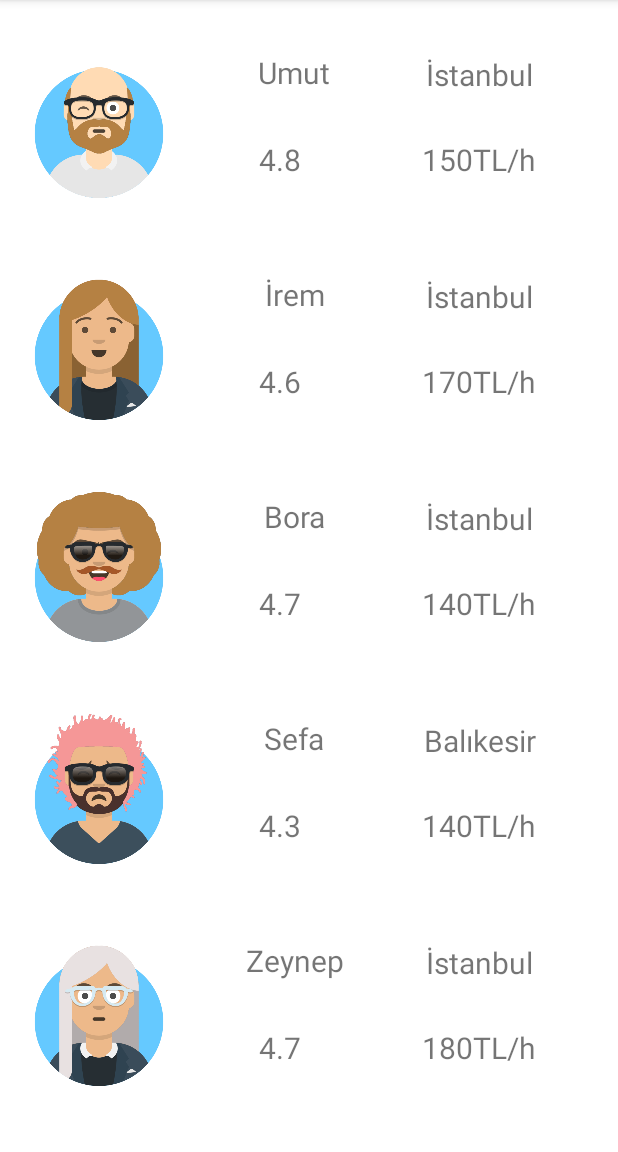
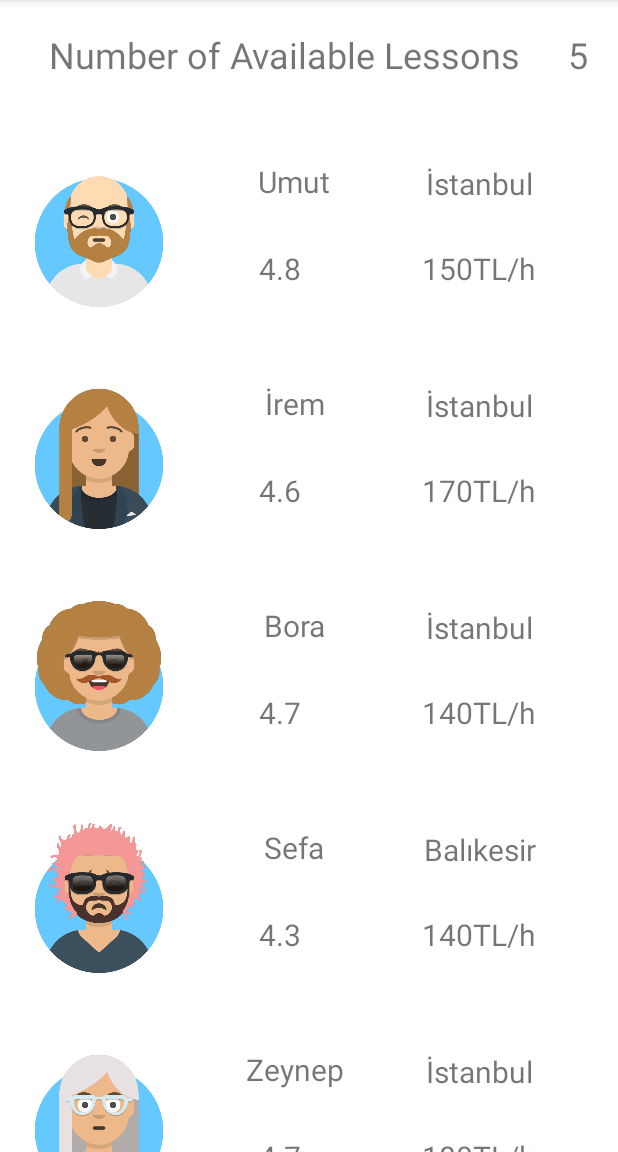
Before and after one commit to umutsuluhan/CS394, an Android app: the PrivateLessonServices screen opened through its navigation route, on a phone screen of 412 x 824 dp, the part 84-1236 px from its top. Run offline under Robolectric (Android 15) with nearby library versions, the phone set to English and light mode, and no system bars; our stand-ins replace data binding, navigation-ui.

Commit message:
Data Binding is added

```diff
--- a/app/build.gradle
+++ b/app/build.gradle
@@ -29,6 +29,9 @@ android {
     kotlinOptions {
         jvmTarget = '1.8'
     }
+    buildFeatures {
+        dataBinding true
+    }
 }
 
 dependencies {
--- a/app/src/main/java/com/example/projectt/PrivateLessonServices.kt
+++ b/app/src/main/java/com/example/projectt/PrivateLessonServices.kt
@@ -6,15 +6,18 @@ import android.view.View
 import android.view.ViewGroup
 import android.widget.ImageView
 import android.widget.TextView
+import androidx.databinding.DataBindingUtil
 import androidx.fragment.app.Fragment
 import androidx.recyclerview.widget.RecyclerView
+import com.example.projectt.databinding.PrivateLessonServicesBinding
+import com.example.projectt.model.ItemCount
 
 class PrivateLessonServices : Fragment() {
 
     override fun onCreateView(inflater: LayoutInflater, container: ViewGroup?,
                               savedInstanceState: Bundle?): View? {
 
-        val view = inflater.inflate(R.layout.private_lesson_services, container, false)
+        val binding = DataBindingUtil.inflate<PrivateLessonServicesBinding>(inflater, R.layout.private_lesson_services, container,false)
 
         val lesson1 = PrivateLesson("Umut", "İstanbul", "05442225353", 150, 4.8, photo = R.drawable.avatar1)
         val lesson2 = PrivateLesson("İrem", "İstanbul", "05443215423", 170, 4.6, photo = R.drawable.avatar2)
@@ -25,12 +28,13 @@ class PrivateLessonServices : Fragment() {
         val list = arrayListOf<PrivateLesson>(lesson1, lesson2, lesson3, lesson4, lesson5)
         val viewAdapter = LessonAdapter(list)
 
-        view.findViewById<RecyclerView>(R.id.private_lesson_list).run {
-            setHasFixedSize(true)
-            adapter = viewAdapter
-        }
+        binding.privateLessonList.setHasFixedSize(true)
+        binding.privateLessonList.adapter = viewAdapter
 
-        return view;
+
+        val dataBinding = ItemCount("Number of Available Lessons",list.size)
+        binding.countItem = dataBinding
+        return binding.root;
 
     }
 }
--- a/app/src/main/java/com/example/projectt/adapter/ItemListAdapter.kt
+++ b/app/src/main/java/com/example/projectt/adapter/ItemListAdapter.kt
@@ -16,9 +16,6 @@ class ItemListAdapter(
         private val LIST_ITEM_KEY = "LIST_ITEM"
         val textView: TextView = view.findViewById(R.id.list_item_title)
         val addressTextView: TextView = view.findViewById(R.id.list_item_address_title)
-        //val binding: ActivityFillOrderDetailsBinding = DataBindingUtil.setContentView(this,R.layout.activity_fill_order_details)
-        //val selectedListItem = intent.getSerializableExtra(LIST_ITEM_KEY) as ListItem
-        //binding. listItem =selectedListItem
         lateinit var listItem:ListItem
 
         fun bindListItem(listItem:ListItem){
--- /dev/null
+++ b/app/src/main/java/com/example/projectt/model/ItemCount.kt
@@ -0,0 +1,6 @@
+package com.example.projectt.model
+
+import java.io.Serializable
+
+data class ItemCount (val str: String, val itemCount: Int):Serializable {
+}
--- a/app/src/main/res/layout/fragment_app_opening.xml
+++ b/app/src/main/res/layout/fragment_app_opening.xml
@@ -40,13 +40,13 @@
         app:layout_constraintTop_toBottomOf="@+id/renovation_button" />
 
 
-
     <TextView
         android:id="@+id/app_name_view"
         android:layout_width="wrap_content"
         android:layout_height="wrap_content"
         android:layout_marginTop="20dp"
         android:text="@string/app_name"
+        android:textSize="34sp"
         app:layout_constraintEnd_toEndOf="parent"
         app:layout_constraintHorizontal_bias="0.473"
         app:layout_constraintStart_toStartOf="parent"
--- a/app/src/main/res/layout/list_item_layout.xml
+++ b/app/src/main/res/layout/list_item_layout.xml
@@ -11,7 +11,7 @@
         android:layout_height="0dp"
         android:layout_marginStart="20dp"
         android:layout_marginEnd="20dp"
-        android:text="TextView"
+        android:text="@{listItem.component1()}"
         app:layout_constraintBottom_toBottomOf="@+id/list_item_address_title"
         app:layout_constraintEnd_toStartOf="@+id/list_item_address_title"
         app:layout_constraintStart_toStartOf="parent"
@@ -24,7 +24,7 @@
         android:layout_marginTop="20dp"
         android:layout_marginEnd="20dp"
         android:layout_marginBottom="10dp"
-        android:text="TextView"
+        android:text="@{listItem.component3()}"
         app:layout_constraintBottom_toBottomOf="parent"
         app:layout_constraintEnd_toEndOf="parent"
         app:layout_constraintTop_toTopOf="parent" />
--- a/app/src/main/res/layout/private_lesson_services.xml
+++ b/app/src/main/res/layout/private_lesson_services.xml
@@ -1,15 +1,51 @@
 <?xml version="1.0" encoding="utf-8"?>
-<androidx.constraintlayout.widget.ConstraintLayout xmlns:android="http://schemas.android.com/apk/res/android"
-    xmlns:app="http://schemas.android.com/apk/res-auto"
-    xmlns:tools="http://schemas.android.com/tools"
+<layout xmlns:tools="http://schemas.android.com/tools"
+    xmlns:android="http://schemas.android.com/apk/res/android"
+    xmlns:app="http://schemas.android.com/apk/res-auto">
+    <data>
+        <variable
+            name="countItem"
+            type ="com.example.projectt.model.ItemCount" />
+    </data>
+<androidx.constraintlayout.widget.ConstraintLayout
     android:layout_width="match_parent"
     android:layout_height="match_parent">
 
     <androidx.recyclerview.widget.RecyclerView
         android:id="@+id/private_lesson_list"
         android:layout_width="match_parent"
-        android:layout_height="match_parent"
+        android:layout_height="0dp"
 
-        app:layoutManager="androidx.recyclerview.widget.LinearLayoutManager"/>
+        android:layout_marginTop="20dp"
+        app:layoutManager="androidx.recyclerview.widget.LinearLayoutManager"
+        app:layout_constraintBottom_toBottomOf="parent"
+        app:layout_constraintEnd_toEndOf="parent"
+        app:layout_constraintStart_toStartOf="parent"
+        app:layout_constraintTop_toBottomOf="@+id/lesson_count" />
+
+    <TextView
+        android:id="@+id/lesson_count"
+        android:layout_width="wrap_content"
+        android:layout_height="wrap_content"
+        android:layout_marginTop="20dp"
+        android:layout_marginEnd="20dp"
+        android:text="@{Integer.toString(countItem.itemCount)}"
+        android:textSize="24sp"
+        app:layout_constraintEnd_toEndOf="parent"
+        app:layout_constraintTop_toTopOf="parent" />
+
+    <TextView
+        android:id="@+id/lesson_count_sentence"
+        android:layout_width="wrap_content"
+        android:layout_height="wrap_content"
+        android:layout_marginStart="20dp"
+        android:layout_marginEnd="20dp"
+        android:text="@{countItem.str}"
+        android:textSize="24sp"
+        app:layout_constraintBottom_toBottomOf="@+id/lesson_count"
+        app:layout_constraintEnd_toStartOf="@+id/lesson_count"
+        app:layout_constraintStart_toStartOf="parent"
+        app:layout_constraintTop_toTopOf="@+id/lesson_count" />
 
 </androidx.constraintlayout.widget.ConstraintLayout>
+</layout>
--- a/app/src/main/res/values/strings.xml
+++ b/app/src/main/res/values/strings.xml
@@ -73,5 +73,4 @@
     <string name="number_of_meals">Number of meals</string>
     <string name="daily_service_price">Daily Service Price</string>
     <string name="name">Name</string>
-    <string name="catering_companies">Catering Companies</string>
 </resources>
```
Also changed, not shown: app/src/main/java/com/example/projectt/CateringServices.kt (+7 -5 lines), app/src/main/java/com/example/projectt/RenovationServices.kt (+12 -7 lines), app/src/main/res/layout/catering_services.xml (+26 -7 lines), app/src/main/res/layout/renovation_services.xml (+41 -4 lines), 2 other files.
